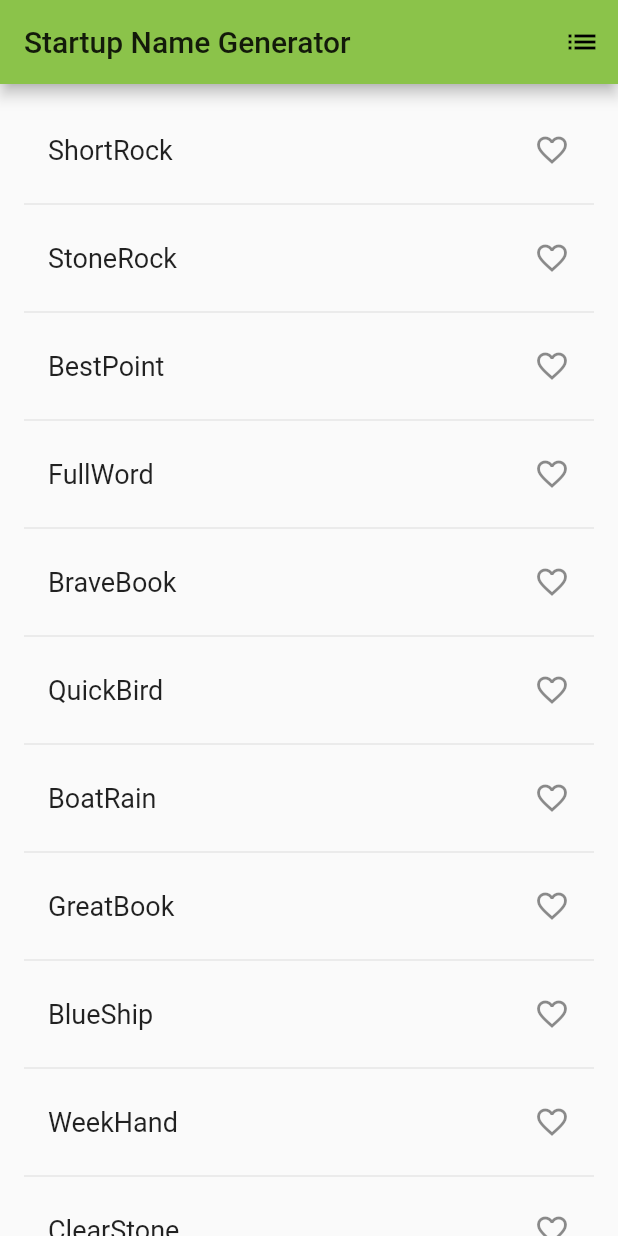
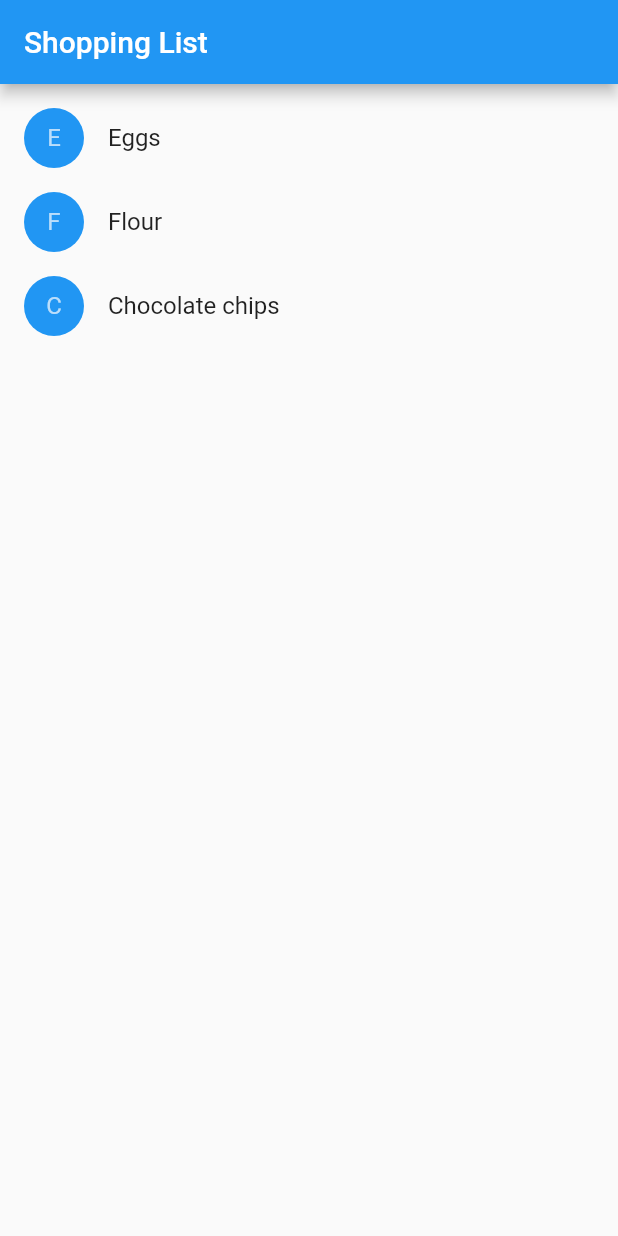
Before and after one commit to justinbutt3r/learning-flutter, a Flutter app: the screen it shows after launch, on a phone screen of 412 x 824 dp. Run offline on Flutter 3.47's test engine with Material 2 defaults, Android fonts, the phone set to English and light mode, and no system bars.

Commit message:
shopping cart example

```diff
--- a/lib/main.dart
+++ b/lib/main.dart
@@ -1,108 +1,98 @@
 import 'package:flutter/material.dart';
-import 'package:english_words/english_words.dart';
 
-void main() => runApp(MyApp());
+class Product {
+  const Product({this.name});
+  final String name;
+}
 
-class MyApp extends StatelessWidget {
+typedef void CartChangedCallback(Product product, bool inCart);
+
+class ShoppingListItem extends StatelessWidget {
+  ShoppingListItem({this.product, this.inCart, this.onCartChanged})
+      : super(key: ObjectKey(product));
+
+  final Product product;
+  final bool inCart;
+  final CartChangedCallback onCartChanged;
+
+  Color _getColor(BuildContext context) {
+    return inCart ? Colors.black54 : Theme.of(context).primaryColor;
+  }
+
+  TextStyle _getTextStyle(BuildContext context) {
+    if (!inCart) return null;
+
+    return TextStyle(
+      color: Colors.black54,
+      decoration: TextDecoration.lineThrough,
+    );
+  }
+
   @override
   Widget build(BuildContext context) {
-    return MaterialApp(
-      title: 'Startup Name Generator',
-      home: RandomWords(),
-      theme: ThemeData(
-        primaryColor: Colors.lightGreen,
+    return ListTile(
+      onTap: () {
+        onCartChanged(product, inCart);
+      },
+      leading: CircleAvatar(
+        backgroundColor: _getColor(context),
+        child: Text(product.name[0]),
+      ),
+      title: Text(product.name, style: _getTextStyle(context)),
+    );
+  }
+}
+
+class ShoppingList extends StatefulWidget {
+  ShoppingList({Key key, this.products}) : super(key: key);
+
+  final List<Product> products;
+
+  @override
+  _ShoppingListState createState() => _ShoppingListState();
+}
+
+class _ShoppingListState extends State<ShoppingList> {
+  Set<Product> _shoppingCart = Set<Product>();
+
+  void _handleCartChanged(Product product, bool inCart) {
+    setState(() {
+      if (!inCart)
+        _shoppingCart.add(product);
+      else
+        _shoppingCart.remove(product);
+    });
+  }
+
+  @override
+  Widget build(BuildContext context) {
+    return Scaffold(
+      appBar: AppBar(
+        title: Text('Shopping List'),
+      ),
+      body: ListView(
+        padding: EdgeInsets.symmetric(vertical: 8.0),
+        children: widget.products.map((Product product) {
+          return ShoppingListItem(
+            product: product,
+            inCart: _shoppingCart.contains(product),
+            onCartChanged: _handleCartChanged,
+          );
+        }).toList(),
       ),
     );
   }
 }
 
-class RandomWordsState extends State<RandomWords> {
-  @override
-  Widget build(BuildContext context) {
-    return Scaffold(
-      appBar: AppBar(
-        title: Text('Startup Name Generator'),
-        actions: <Widget>[
-          IconButton(icon: Icon(Icons.list), onPressed: _pushSaved),
-        ],
-      ),
-      body: _buildSuggestions(),
-    );
-  }
-
-  void _pushSaved() {
-    Navigator.of(context).push(
-      MaterialPageRoute<void>(
-        builder: (BuildContext context) {
-          final Iterable<ListTile> tiles = _saved.map(
-            (WordPair pair) {
-              return ListTile(
-                title: Text(
-                  pair.asPascalCase,
-                  style: _biggerFont,
-                ),
-              );
-            },
-          );
-          final List<Widget> divided = ListTile.divideTiles(
-            context: context,
-            tiles: tiles,
-          ).toList();
-
-          return Scaffold(
-            appBar: AppBar(
-              title: Text('Saved Suggestions'),
-            ),
-            body: ListView(children: divided),
-          );
-        },
-      ),
-    );
-  }
-
-  final _suggestions = <WordPair>[];
-  final _biggerFont = const TextStyle(fontSize: 18.0);
-  final Set<WordPair> _saved = Set<WordPair>();
-
-  Widget _buildSuggestions() {
-    return ListView.builder(
-        padding: const EdgeInsets.all(16.0),
-        itemBuilder: (context, i) {
-          if (i.isOdd) return Divider();
-
-          final index = i ~/ 2;
-          if (index >= _suggestions.length) {
-            _suggestions.addAll(generateWordPairs().take(10));
-          }
-          return _buildRow(_suggestions[index]);
-        });
-  }
-
-  Widget _buildRow(WordPair pair) {
-    final bool alreadySaved = _saved.contains(pair);
-    return ListTile(
-      title: Text(
-        pair.asPascalCase,
-        style: _biggerFont,
-      ),
-      trailing: Icon(
-        alreadySaved ? Icons.favorite : Icons.favorite_border,
-        color: alreadySaved ? Colors.red : null,
-      ),
-      onTap: () {
-        setState(() {
-          if (alreadySaved) {
-            _saved.remove(pair);
-          } else {
-            _saved.add(pair);
-          }
-        });
-      },
-    );
-  }
+void main() {
+  runApp(MaterialApp(
+    title: 'Shopping App',
+    home: ShoppingList(
+      products: <Product>[
+        Product(name: 'Eggs'),
+        Product(name: 'Flour'),
+        Product(name: 'Chocolate chips'),
+      ],
+    ),
+  ));
 }
-
-class RandomWords extends StatefulWidget {
-  @override
-  RandomWordsState createState() => RandomWordsState();
-}
```
Also changed, not shown: lib/tut_home.dart (added, +106 -0 lines), 1 other file.
